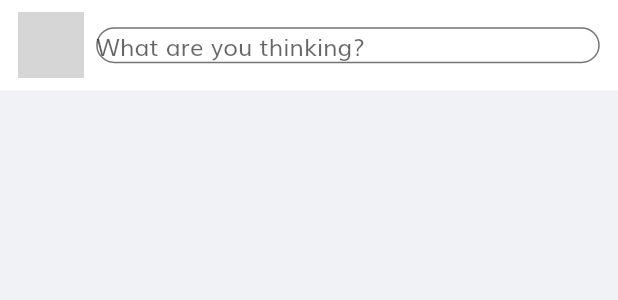
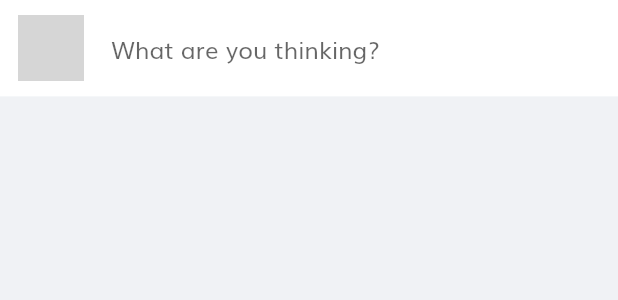
Before and after one commit to lkquan2303/FaceBook_Flutter_Ver2, a Flutter app: the UserStatus widget shown alone on an empty page, opened directly with sample values from the repository, on a phone screen of 412 x 824 dp. Shown: the top 300 px of the screen. Run offline on Flutter 3.47's test engine with Material 2 defaults, Android fonts, the phone set to English and light mode, and no system bars; our stand-ins replace cached_network_image, flutter_svg, material_design_icons_flutter, simple_animations; network calls fail; grey boxes are pictures that could not be loaded.

Commit message:
Remove Border User Status

```diff
--- a/lib/screens/home_page/components/user_status.dart
+++ b/lib/screens/home_page/components/user_status.dart
@@ -31,9 +31,13 @@ class UserStatus extends StatelessWidget {
           ),
           Expanded(
             child: TextField(
-              decoration: InputDecoration.collapsed(
+
+              decoration: InputDecoration(
+                contentPadding: const EdgeInsets.symmetric(horizontal: 10),
                 hintText: "What are you thinking?",
                 border: InputBorder.none,
+                enabledBorder: InputBorder.none,
+                focusedBorder: InputBorder.none,
               ),
             ),
           ),
```
